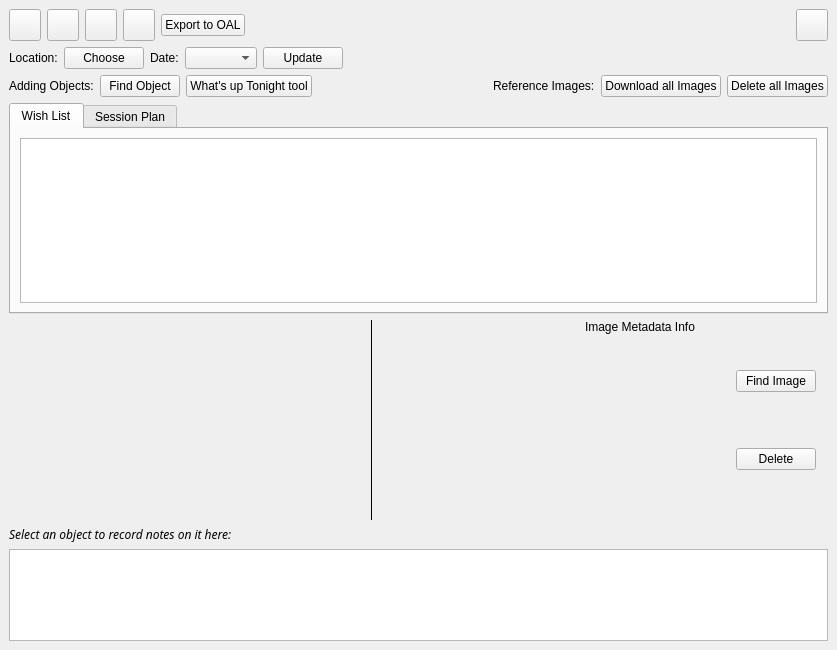
Old version of the form kstars/tools/observinglist.ui in the repository KDE/kstars.
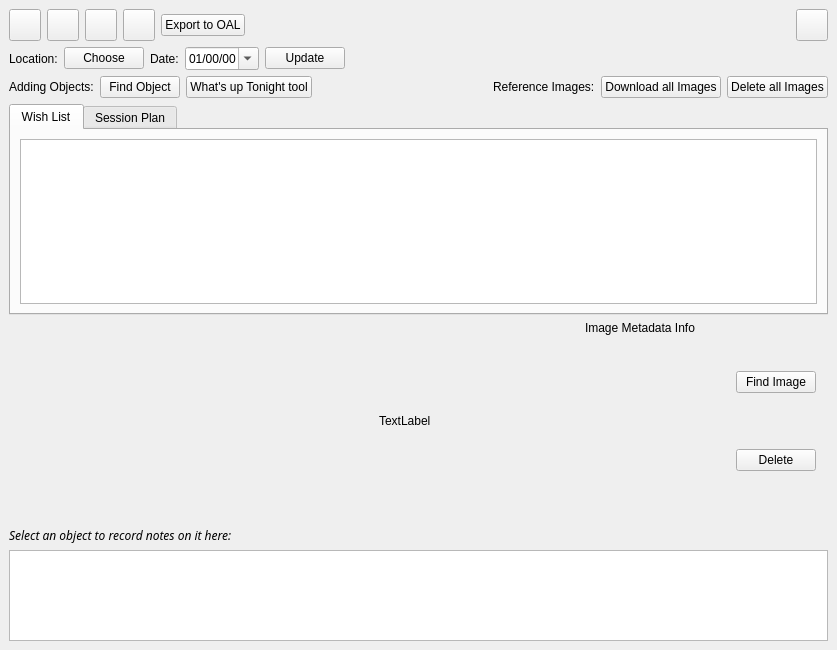
New version of the form. Custom widgets are drawn as their Qt base class.

What changed in the file:
```diff
--- a/kstars/tools/observinglist.ui
+++ b/kstars/tools/observinglist.ui
@@ -262,7 +262,17 @@
       </widget>
      </item>
      <item>
-      <widget class="KDateComboBox" name="DateEdit"/>
+      <widget class="QDateEdit" name="DateEdit">
+       <property name="showGroupSeparator" stdset="0">
+        <bool>false</bool>
+       </property>
+       <property name="displayFormat">
+        <string>dd/mm/yy</string>
+       </property>
+       <property name="calendarPopup">
+        <bool>true</bool>
+       </property>
+      </widget>
      </item>
      <item>
       <widget class="QPushButton" name="Update">
@@ -565,32 +575,22 @@
       </spacer>
      </item>
      <item>
-      <widget class="KSeparator" name="kseparator">
-       <property name="sizePolicy">
-        <sizepolicy hsizetype="Fixed" vsizetype="Preferred">
-         <horstretch>0</horstretch>
-         <verstretch>0</verstretch>
-        </sizepolicy>
-       </property>
-       <property name="orientation">
-        <enum>Qt::Vertical</enum>
-       </property>
-      </widget>
-     </item>
-     <item>
-      <widget class="KImageFilePreview" name="ImagePreview">
-       <property name="sizePolicy">
-        <sizepolicy hsizetype="Fixed" vsizetype="Fixed">
-         <horstretch>0</horstretch>
-         <verstretch>0</verstretch>
-        </sizepolicy>
-       </property>
+      <widget class="QLabel" name="ImagePreview">
        <property name="minimumSize">
         <size>
          <width>200</width>
          <height>200</height>
         </size>
        </property>
+       <property name="maximumSize">
+        <size>
+         <width>200</width>
+         <height>200</height>
+        </size>
+       </property>
+       <property name="text">
+        <string>TextLabel</string>
+       </property>
       </widget>
      </item>
      <item>
@@ -697,21 +697,7 @@
    <class>KPlotWidget</class>
    <extends>QFrame</extends>
    <header>kplotwidget.h</header>
-  </customwidget>
-  <customwidget>
-   <class>KDateComboBox</class>
-   <extends>QComboBox</extends>
-   <header>kdatecombobox.h</header>
-  </customwidget>
-  <customwidget>
-   <class>KImageFilePreview</class>
-   <extends>QWidget</extends>
-   <header>kimagefilepreview.h</header>
-  </customwidget>
-  <customwidget>
-   <class>KSeparator</class>
-   <extends>QFrame</extends>
-   <header>kseparator.h</header>
+   <container>1</container>
   </customwidget>
   <customwidget>
    <class>AVTPlotWidget</class>
```
Left out of the diff: 1 changed line with no effect on the pictures.
